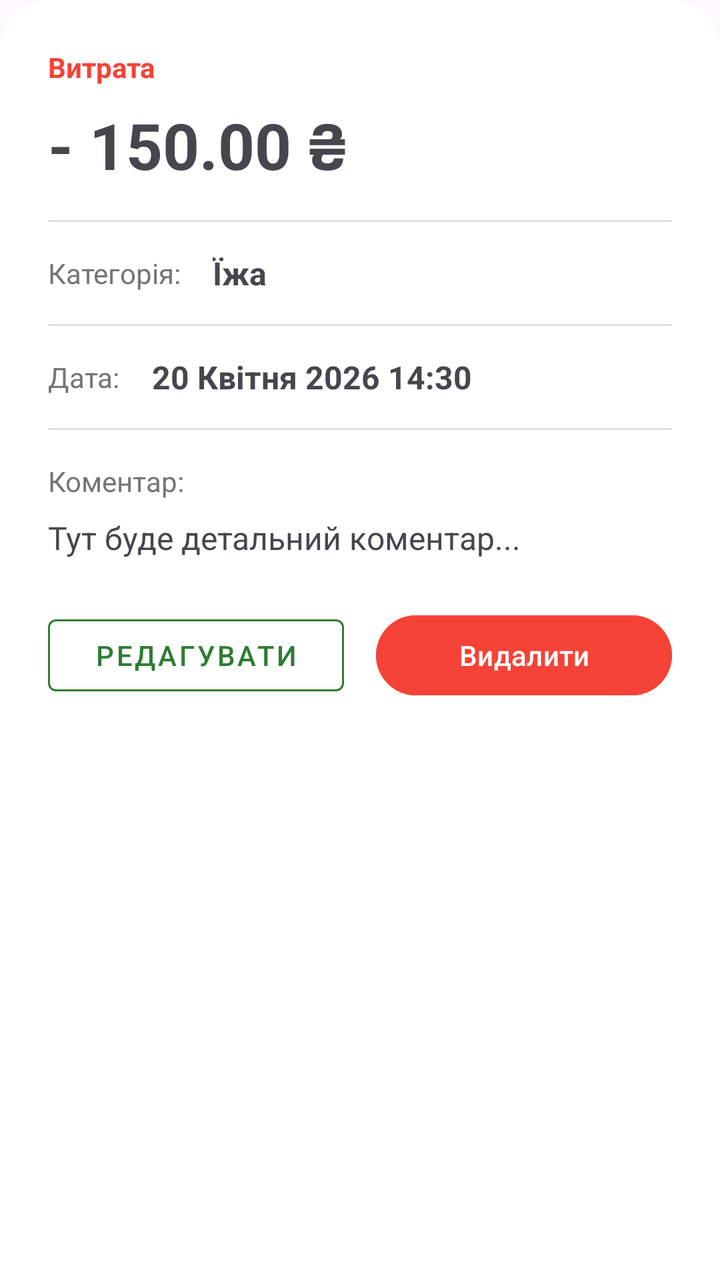
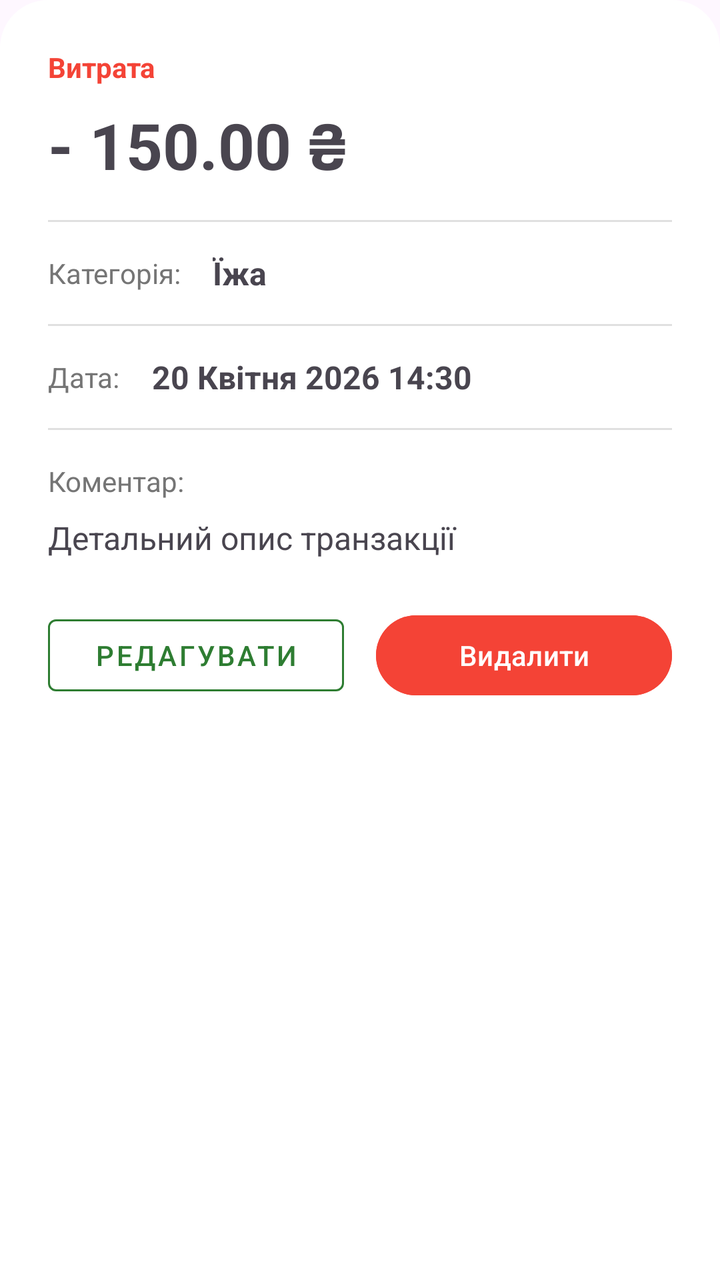

An Android layout rendered at two revisions. The XML below is the earlier revision; the diff shows what the commit changed to produce the second picture.
<!-- AndroidManifest.xml: application theme Theme.MyFinance -->
<!-- res/layout/bottom_sheet_transaction.xml -->
<?xml version="1.0" encoding="utf-8"?>
<androidx.constraintlayout.widget.ConstraintLayout xmlns:android="http://schemas.android.com/apk/res/android"
    xmlns:app="http://schemas.android.com/apk/res-auto"
    android:layout_width="match_parent"
    android:layout_height="wrap_content"
    android:background="@drawable/rounded_bottom_sheet"
    android:padding="24dp">

    <TextView
        android:id="@+id/bsType"
        android:layout_width="wrap_content"
        android:layout_height="wrap_content"
        android:text="Витрата"
        android:textColor="#F44336"
        android:textSize="14sp"
        android:textStyle="bold"
        app:layout_constraintStart_toStartOf="parent"
        app:layout_constraintTop_toTopOf="parent" />

    <TextView
        android:id="@+id/bsAmount"
        android:layout_width="wrap_content"
        android:layout_height="wrap_content"
        android:layout_marginTop="8dp"
        android:text="- 150.00 ₴"
        android:textSize="32sp"
        android:textStyle="bold"
        app:layout_constraintStart_toStartOf="parent"
        app:layout_constraintTop_toBottomOf="@id/bsType" />

    <View
        android:id="@+id/divider1"
        android:layout_width="match_parent"
        android:layout_height="1dp"
        android:layout_marginTop="16dp"
        android:background="#E0E0E0"
        app:layout_constraintTop_toBottomOf="@id/bsAmount" />

    <TextView
        android:id="@+id/bsCategoryLabel"
        android:layout_width="wrap_content"
        android:layout_height="wrap_content"
        android:layout_marginTop="16dp"
        android:text="Категорія:"
        android:textColor="#757575"
        android:textSize="14sp"
        app:layout_constraintStart_toStartOf="parent"
        app:layout_constraintTop_toBottomOf="@id/divider1" />

    <TextView
        android:id="@+id/bsCategoryValue"
        android:layout_width="0dp"
        android:layout_height="wrap_content"
        android:layout_marginStart="16dp"
        android:text="Їжа"
        android:textSize="16sp"
        android:textStyle="bold"
        app:layout_constraintBottom_toBottomOf="@id/bsCategoryLabel"
        app:layout_constraintEnd_toEndOf="parent"
        app:layout_constraintStart_toEndOf="@id/bsCategoryLabel"
        app:layout_constraintTop_toTopOf="@id/bsCategoryLabel" />

    <View
        android:id="@+id/divider2"
        android:layout_width="match_parent"
        android:layout_height="1dp"
        android:layout_marginTop="16dp"
        android:background="#E0E0E0"
        app:layout_constraintTop_toBottomOf="@id/bsCategoryLabel" />

    <TextView
        android:id="@+id/bsDateLabel"
        android:layout_width="wrap_content"
        android:layout_height="wrap_content"
        android:layout_marginTop="16dp"
        android:text="Дата:"
        android:textColor="#757575"
        android:textSize="14sp"
        app:layout_constraintStart_toStartOf="parent"
        app:layout_constraintTop_toBottomOf="@id/divider2" />

    <TextView
        android:id="@+id/bsDateValue"
        android:layout_width="0dp"
        android:layout_height="wrap_content"
        android:layout_marginStart="16dp"
        android:text="20 Квітня 2026 14:30"
        android:textSize="16sp"
        android:textStyle="bold"
        app:layout_constraintBottom_toBottomOf="@id/bsDateLabel"
        app:layout_constraintEnd_toEndOf="parent"
        app:layout_constraintStart_toEndOf="@id/bsDateLabel"
        app:layout_constraintTop_toTopOf="@id/bsDateLabel" />

    <View
        android:id="@+id/divider3"
        android:layout_width="match_parent"
        android:layout_height="1dp"
        android:layout_marginTop="16dp"
        android:background="#E0E0E0"
        app:layout_constraintTop_toBottomOf="@id/bsDateLabel" />

    <TextView
        android:id="@+id/bsCommentLabel"
        android:layout_width="wrap_content"
        android:layout_height="wrap_content"
        android:layout_marginTop="16dp"
        android:text="Коментар:"
        android:textColor="#757575"
        android:textSize="14sp"
        app:layout_constraintStart_toStartOf="parent"
        app:layout_constraintTop_toBottomOf="@id/divider3" />

    <TextView
        android:id="@+id/bsCommentValue"
        android:layout_width="0dp"
        android:layout_height="wrap_content"
        android:layout_marginTop="8dp"
        android:text="Тут буде детальний коментар..."
        android:textSize="16sp"
        app:layout_constraintEnd_toEndOf="parent"
        app:layout_constraintStart_toStartOf="parent"
        app:layout_constraintTop_toBottomOf="@id/bsCommentLabel" />

    <LinearLayout
        android:layout_width="match_parent"
        android:layout_height="wrap_content"
        android:layout_marginTop="24dp"
        android:orientation="horizontal"
        app:layout_constraintTop_toBottomOf="@id/bsCommentValue">

        <Button
            android:id="@+id/btnEdit"
            style="@style/Widget.MaterialComponents.Button.OutlinedButton"
            android:layout_width="0dp"
            android:layout_height="wrap_content"
            android:layout_marginEnd="8dp"
            android:layout_weight="1"
            android:text="Редагувати"
            android:textColor="@color/primary_green"
            app:strokeColor="@color/primary_green" />

        <Button
            android:id="@+id/btnDelete"
            android:layout_width="0dp"
            android:layout_height="wrap_content"
            android:layout_marginStart="8dp"
            android:layout_weight="1"
            android:backgroundTint="#F44336"
            android:text="Видалити"
            android:textColor="#FFFFFF" />
    </LinearLayout>

</androidx.constraintlayout.widget.ConstraintLayout>
<!-- resources referenced by this layout -->
<resources>
  <color name="primary_green">#2E7D32</color>
  <!-- drawable rounded_bottom_sheet (drawable) -->
  <?xml version="1.0" encoding="utf-8"?>
  <shape xmlns:android="http://schemas.android.com/apk/res/android"
      android:shape="rectangle">
      <solid android:color="#FFFFFF" />
      <corners
          android:topLeftRadius="24dp"
          android:topRightRadius="24dp" />
  </shape>
  <style name="Theme.MyFinance" parent="Base.Theme.MyFinance" />
  <style name="Base.Theme.MyFinance" parent="Theme.Material3.DayNight.NoActionBar">
          <item name="colorPrimary">@color/primary_green</item>
          <item name="colorSecondary">@color/primary_green_light</item>
      </style>
  <color name="primary_green_light">#4CAF50</color>
</resources>

<!-- the commit's change to res/layout/bottom_sheet_transaction.xml (unified diff, before → after) -->
@@ -116,7 +116,7 @@
         android:layout_width="0dp"
         android:layout_height="wrap_content"
         android:layout_marginTop="8dp"
-        android:text="Тут буде детальний коментар..."
+        android:text="Детальний опис транзакції"
         android:textSize="16sp"
         app:layout_constraintEnd_toEndOf="parent"
         app:layout_constraintStart_toStartOf="parent"
